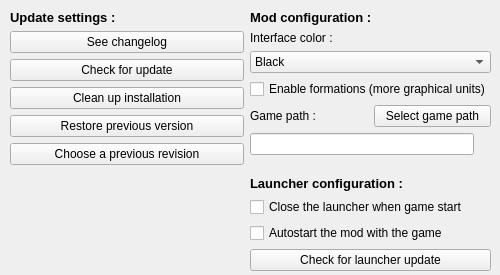
Old version of the form optionbox.ui in the repository dbkblk/rand_launcher.
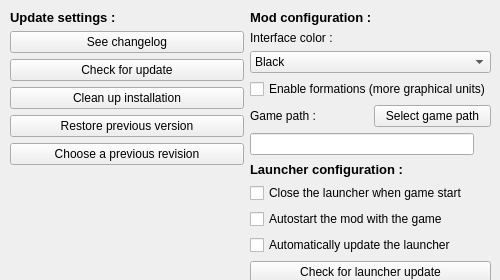
New version of the form.

Commit message: New feature: Autoupdate launcher

What changed in the file:
```diff
--- a/optionbox.ui
+++ b/optionbox.ui
@@ -10,7 +10,7 @@
     <x>0</x>
     <y>0</y>
     <width>500</width>
-    <height>275</height>
+    <height>280</height>
    </rect>
   </property>
   <property name="sizePolicy">
@@ -22,13 +22,13 @@
   <property name="minimumSize">
    <size>
     <width>500</width>
-    <height>275</height>
+    <height>280</height>
    </size>
   </property>
   <property name="maximumSize">
    <size>
     <width>500</width>
-    <height>275</height>
+    <height>280</height>
    </size>
   </property>
   <property name="focusPolicy">
@@ -46,7 +46,7 @@
      <x>10</x>
      <y>10</y>
      <width>481</width>
-     <height>261</height>
+     <height>273</height>
     </rect>
    </property>
    <layout class="QHBoxLayout" name="horizontalLayout">
@@ -260,6 +260,13 @@
         </property>
        </widget>
       </item>
+      <item>
+       <widget class="QCheckBox" name="opt_checkbox_autoupdate">
+        <property name="text">
+         <string>Automatically update the launcher</string>
+        </property>
+       </widget>
+      </item>
       <item>
        <widget class="QPushButton" name="opt_bt_chklauncher">
         <property name="text">
```
Left out of the diff: 2 changed lines with no effect on the pictures. The commit also changes 5 other files.
